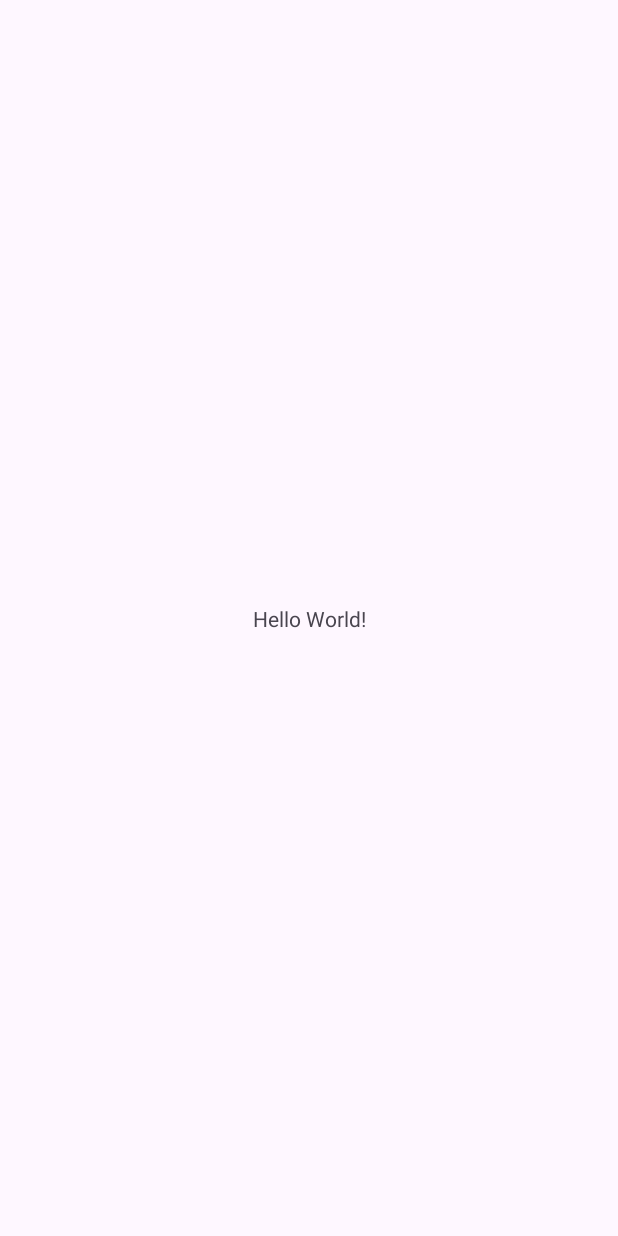
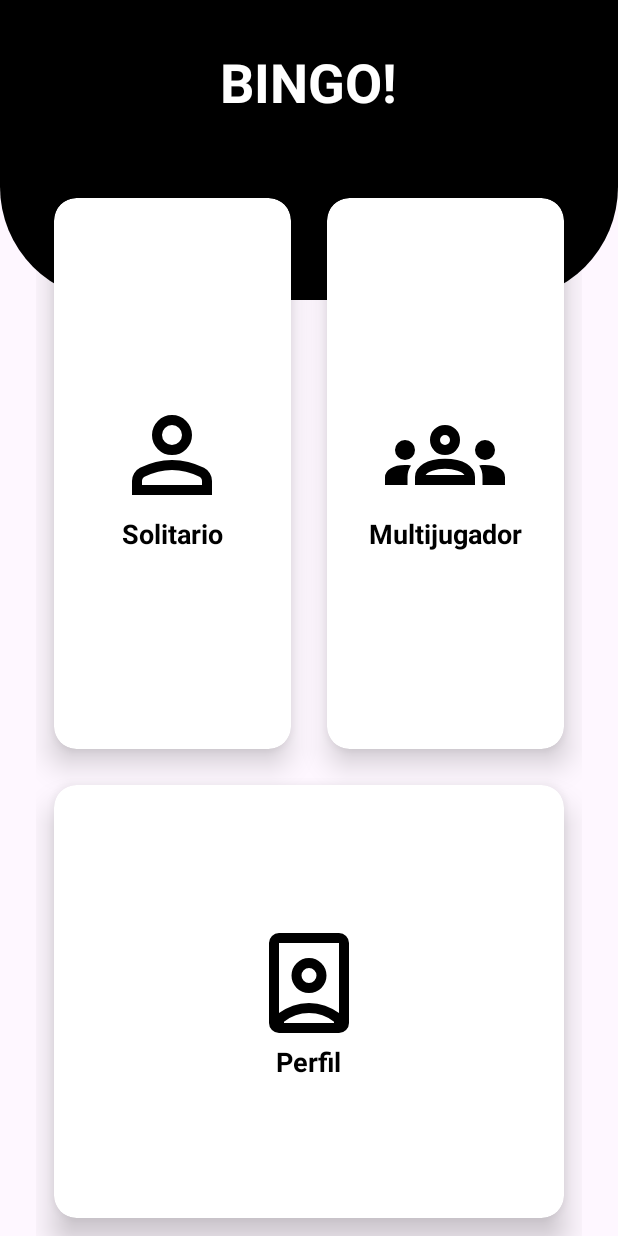
Before and after one commit to Minato2351/Bingo, an Android app: the screen it shows after launch (MainActivity), on a phone screen of 412 x 824 dp. Before the commit the screen is almost empty. Run offline under Robolectric (Android 15) with nearby library versions, the phone set to English and light mode, and no system bars.

Commit message:
menú básico

```diff
--- /dev/null
+++ b/app/src/main/res/drawable/borde.xml
@@ -0,0 +1,5 @@
+<?xml version="1.0" encoding="utf-8"?>
+<shape xmlns:android="http://schemas.android.com/apk/res/android">
+    <corners android:bottomRightRadius="75dp" android:bottomLeftRadius="75dp"/>
+    <solid android:color="@color/black"/>
+</shape>
--- /dev/null
+++ b/app/src/main/res/drawable/ic_multiplayer.xml
@@ -0,0 +1,5 @@
+<vector xmlns:android="http://schemas.android.com/apk/res/android" android:height="24dp" android:tint="#000000" android:viewportHeight="960" android:viewportWidth="960" android:width="24dp">
+
+    <path android:fillColor="@android:color/white" android:pathData="M0,720L0,657Q0,614 44,587Q88,560 160,560Q173,560 185,560.5Q197,561 208,563Q194,584 187,607Q180,630 180,655L180,720L0,720ZM240,720L240,655Q240,623 257.5,596.5Q275,570 307,550Q339,530 383.5,520Q428,510 480,510Q533,510 577.5,520Q622,530 654,550Q686,570 703,596.5Q720,623 720,655L720,720L240,720ZM780,720L780,655Q780,629 773.5,606Q767,583 754,563Q765,561 776.5,560.5Q788,560 800,560Q872,560 916,586.5Q960,613 960,657L960,720L780,720ZM325,640L636,640L636,640Q626,620 580.5,605Q535,590 480,590Q425,590 379.5,605Q334,620 325,640ZM160,520Q127,520 103.5,496.5Q80,473 80,440Q80,406 103.5,383Q127,360 160,360Q194,360 217,383Q240,406 240,440Q240,473 217,496.5Q194,520 160,520ZM800,520Q767,520 743.5,496.5Q720,473 720,440Q720,406 743.5,383Q767,360 800,360Q834,360 857,383Q880,406 880,440Q880,473 857,496.5Q834,520 800,520ZM480,480Q430,480 395,445Q360,410 360,360Q360,309 395,274.5Q430,240 480,240Q531,240 565.5,274.5Q600,309 600,360Q600,410 565.5,445Q531,480 480,480ZM480,400Q497,400 508.5,388.5Q520,377 520,360Q520,343 508.5,331.5Q497,320 480,320Q463,320 451.5,331.5Q440,343 440,360Q440,377 451.5,388.5Q463,400 480,400ZM481,640L481,640Q481,640 481,640Q481,640 481,640Q481,640 481,640Q481,640 481,640L481,640ZM480,360Q480,360 480,360Q480,360 480,360Q480,360 480,360Q480,360 480,360Q480,360 480,360Q480,360 480,360Q480,360 480,360Q480,360 480,360Z"/>
+
+</vector>
--- /dev/null
+++ b/app/src/main/res/drawable/ic_perfil.xml
@@ -0,0 +1,5 @@
+<vector xmlns:android="http://schemas.android.com/apk/res/android" android:height="24dp" android:tint="#000000" android:viewportHeight="960" android:viewportWidth="960" android:width="24dp">
+
+    <path android:fillColor="@android:color/white" android:pathData="M480,720Q424,720 373,737.5Q322,755 280,790L280,790Q280,792 280,795Q280,798 280,800L680,800Q680,798 680,795Q680,792 680,790L680,790Q638,755 587,737.5Q536,720 480,720ZM480,640Q549,640 609,661Q669,682 720,720L720,160Q720,160 720,160Q720,160 720,160L240,160Q240,160 240,160Q240,160 240,160L240,720Q291,682 351,661Q411,640 480,640ZM480,480Q455,480 437.5,462.5Q420,445 420,420Q420,395 437.5,377.5Q455,360 480,360Q505,360 522.5,377.5Q540,395 540,420Q540,445 522.5,462.5Q505,480 480,480ZM240,880Q207,880 183.5,856.5Q160,833 160,800L160,160Q160,127 183.5,103.5Q207,80 240,80L720,80Q753,80 776.5,103.5Q800,127 800,160L800,800Q800,833 776.5,856.5Q753,880 720,880L240,880ZM480,560Q538,560 579,519Q620,478 620,420Q620,362 579,321Q538,280 480,280Q422,280 381,321Q340,362 340,420Q340,478 381,519Q422,560 480,560ZM480,420Q480,420 480,420Q480,420 480,420L480,420Q480,420 480,420Q480,420 480,420L480,420Q480,420 480,420Q480,420 480,420L480,420Q480,420 480,420Q480,420 480,420Z"/>
+
+</vector>
--- /dev/null
+++ b/app/src/main/res/drawable/ic_singleplayer.xml
@@ -0,0 +1,5 @@
+<vector xmlns:android="http://schemas.android.com/apk/res/android" android:height="24dp" android:tint="#000000" android:viewportHeight="960" android:viewportWidth="960" android:width="24dp">
+
+    <path android:fillColor="@android:color/white" android:pathData="M480,480Q414,480 367,433Q320,386 320,320Q320,254 367,207Q414,160 480,160Q546,160 593,207Q640,254 640,320Q640,386 593,433Q546,480 480,480ZM160,800L160,688Q160,654 177.5,625.5Q195,597 224,582Q286,551 350,535.5Q414,520 480,520Q546,520 610,535.5Q674,551 736,582Q765,597 782.5,625.5Q800,654 800,688L800,800L160,800ZM240,720L720,720L720,688Q720,677 714.5,668Q709,659 700,654Q646,627 591,613.5Q536,600 480,600Q424,600 369,613.5Q314,627 260,654Q251,659 245.5,668Q240,677 240,688L240,720ZM480,400Q513,400 536.5,376.5Q560,353 560,320Q560,287 536.5,263.5Q513,240 480,240Q447,240 423.5,263.5Q400,287 400,320Q400,353 423.5,376.5Q447,400 480,400ZM480,320Q480,320 480,320Q480,320 480,320Q480,320 480,320Q480,320 480,320Q480,320 480,320Q480,320 480,320Q480,320 480,320Q480,320 480,320ZM480,720L480,720Q480,720 480,720Q480,720 480,720Q480,720 480,720Q480,720 480,720Q480,720 480,720Q480,720 480,720Q480,720 480,720Q480,720 480,720L480,720Z"/>
+
+</vector>
--- a/app/src/main/res/layout/activity_main.xml
+++ b/app/src/main/res/layout/activity_main.xml
@@ -1,5 +1,5 @@
 <?xml version="1.0" encoding="utf-8"?>
-<androidx.constraintlayout.widget.ConstraintLayout xmlns:android="http://schemas.android.com/apk/res/android"
+<RelativeLayout xmlns:android="http://schemas.android.com/apk/res/android"
     xmlns:app="http://schemas.android.com/apk/res-auto"
     xmlns:tools="http://schemas.android.com/tools"
     android:id="@+id/main"
@@ -7,13 +7,152 @@
     android:layout_height="match_parent"
     tools:context=".MainActivity">
 
+    <View
+        android:id="@+id/bordeTop"
+        android:layout_width="match_parent"
+        android:layout_height="200dp"
+        android:background="@drawable/borde"/>
+
+    <GridLayout
+        android:layout_width="match_parent"
+        android:layout_height="match_parent"
+        android:layout_below="@+id/bordeTop"
+        android:columnCount="2"
+        android:rowCount="3"
+        android:layout_marginLeft="24dp"
+        android:layout_marginRight="24dp"
+        android:layout_marginTop="-80dp">
+
+        <androidx.cardview.widget.CardView
+            android:id="@+id/btnSolitario"
+            android:layout_width="0dp"
+            android:layout_height="0dp"
+            app:cardCornerRadius="15dp"
+            app:cardElevation="12dp"
+            android:layout_columnWeight="1"
+            android:layout_rowWeight="1"
+            android:layout_row="1"
+            android:layout_column="0"
+            android:layout_margin="12dp"
+            android:clickable="true"
+            android:focusable="true"
+            android:foreground="?android:attr/selectableItemBackground">
+
+            <LinearLayout
+                android:layout_width="match_parent"
+                android:layout_height="match_parent"
+                android:orientation="vertical"
+                android:gravity="center">
+
+                <ImageView
+                    android:layout_width="80dp"
+                    android:layout_height="80dp"
+                    android:src="@drawable/ic_singleplayer"
+                    android:layout_gravity="center_horizontal"/>
+                <TextView
+                    android:layout_width="wrap_content"
+                    android:layout_height="wrap_content"
+                    android:text="Solitario"
+                    android:layout_gravity="center_horizontal"
+                    android:textSize="18sp"
+                    android:textStyle="bold"
+                    android:textColor="@color/black"/>
+
+            </LinearLayout>
+
+        </androidx.cardview.widget.CardView>
+
+        <androidx.cardview.widget.CardView
+            android:id="@+id/btnMultijugador"
+            android:layout_width="0dp"
+            android:layout_height="0dp"
+            app:cardCornerRadius="15dp"
+            app:cardElevation="12dp"
+            android:layout_columnWeight="1"
+            android:layout_rowWeight="1"
+            android:layout_row="1"
+            android:layout_column="1"
+            android:layout_margin="12dp"
+            android:clickable="true"
+            android:focusable="true"
+            android:foreground="?android:attr/selectableItemBackground">
+
+            <LinearLayout
+                android:layout_width="match_parent"
+                android:layout_height="match_parent"
+                android:orientation="vertical"
+                android:gravity="center">
+
+                <ImageView
+                    android:layout_width="80dp"
+                    android:layout_height="80dp"
+                    android:src="@drawable/ic_multiplayer"
+                    android:layout_gravity="center_horizontal"/>
+                <TextView
+                    android:layout_width="wrap_content"
+                    android:layout_height="wrap_content"
+                    android:text="Multijugador"
+                    android:layout_gravity="center_horizontal"
+                    android:textSize="18sp"
+                    android:textStyle="bold"
+                    android:textColor="@color/black"/>
+
+            </LinearLayout>
+
+        </androidx.cardview.widget.CardView>
+
+        <androidx.cardview.widget.CardView
+            android:id="@+id/btnPerfil"
+            android:layout_width="wrap_content"
+            android:layout_height="wrap_content"
+            app:cardCornerRadius="15dp"
+            app:cardElevation="12dp"
+            android:layout_columnWeight="1"
+            android:layout_rowWeight="0.5"
+            android:layout_row="2"
+            android:layout_column="0"
+            android:layout_columnSpan="2"
+            android:layout_margin="12dp"
+            android:clickable="true"
+            android:focusable="true"
+            android:foreground="?android:attr/selectableItemBackground">
+
+            <LinearLayout
+                android:layout_width="match_parent"
+                android:layout_height="match_parent"
+                android:orientation="vertical"
+                android:gravity="center">
+
+                <ImageView
+                    android:layout_width="80dp"
+                    android:layout_height="80dp"
+                    android:src="@drawable/ic_perfil"
+                    android:layout_gravity="center_horizontal"/>
+                <TextView
+                    android:layout_width="wrap_content"
+                    android:layout_height="wrap_content"
+                    android:text="Perfil"
+                    android:layout_gravity="center_horizontal"
+                    android:textSize="18sp"
+                    android:textStyle="bold"
+                    android:textColor="@color/black"/>
+
+            </LinearLayout>
+
+        </androidx.cardview.widget.CardView>
+
+
+    </GridLayout>
+
     <TextView
+        android:id="@+id/textView"
         android:layout_width="wrap_content"
         android:layout_height="wrap_content"
-        android:text="Hello World!"
-        app:layout_constraintBottom_toBottomOf="parent"
-        app:layout_constraintEnd_toEndOf="parent"
-        app:layout_constraintStart_toStartOf="parent"
-        app:layout_constraintTop_toTopOf="parent" />
+        android:text="BINGO!"
+        android:textColor="@color/white"
+        android:textSize="36sp"
+        android:textStyle="bold"
+        android:layout_centerHorizontal="true"
+        android:layout_marginTop="30dp"/>
 
-</androidx.constraintlayout.widget.ConstraintLayout>
+</RelativeLayout>
```
